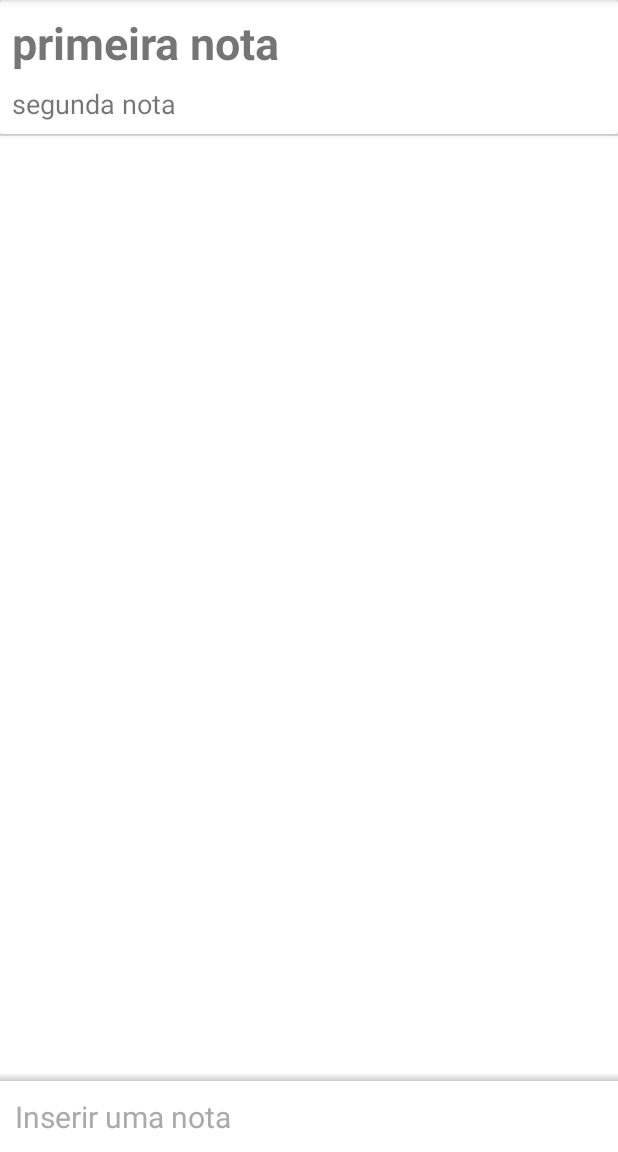
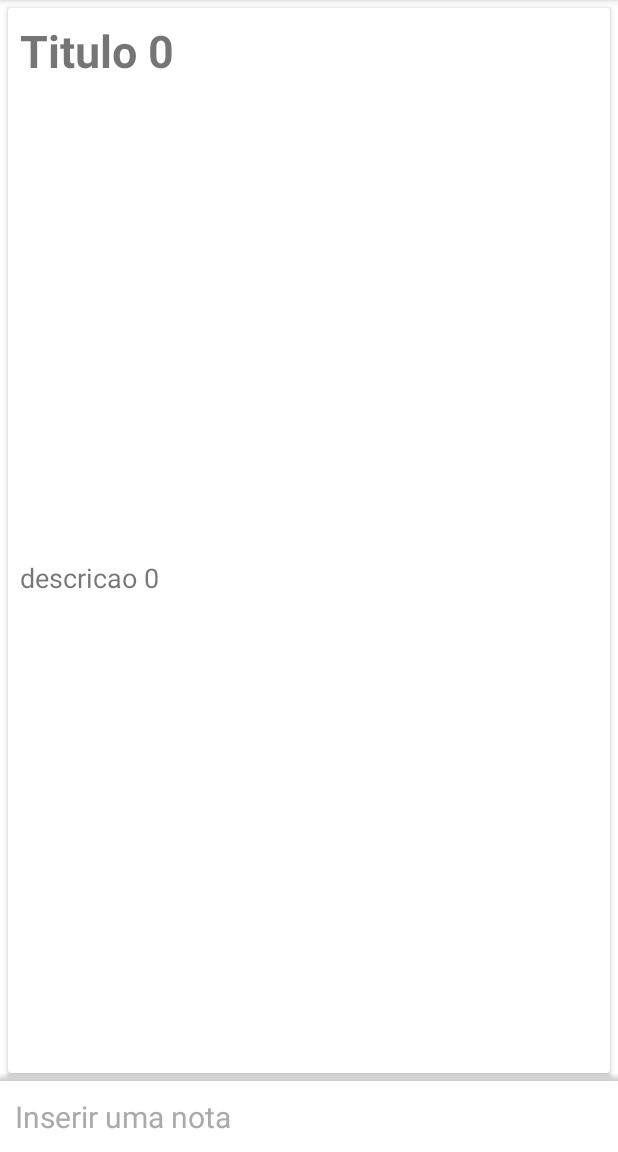
Before and after one commit to abel2901/ceepPoc, an Android app: the screen it shows after launch (ListaNotasActivity), on a phone screen of 412 x 824 dp, the part 84-1236 px from its top. Run offline under Robolectric (Android 15) with nearby library versions, the phone set to English and light mode, and no system bars.

Commit message:
Add recycler view adapter

```diff
--- a/app/build.gradle
+++ b/app/build.gradle
@@ -32,6 +32,7 @@ dependencies {
     implementation 'androidx.appcompat:appcompat:1.3.0'
     implementation 'com.google.android.material:material:1.3.0'
     implementation 'androidx.constraintlayout:constraintlayout:2.0.4'
+    implementation 'androidx.recyclerview:recyclerview:1.1.0'
     testImplementation 'junit:junit:4.+'
     androidTestImplementation 'androidx.test.ext:junit:1.1.2'
     androidTestImplementation 'androidx.test.espresso:espresso-core:3.3.0'
--- a/app/src/main/java/com/br/ceeppoc/ui/activity/ListaNotasActivity.java
+++ b/app/src/main/java/com/br/ceeppoc/ui/activity/ListaNotasActivity.java
@@ -1,13 +1,15 @@
 package com.br.ceeppoc.ui.activity;
 
+import android.os.Bundle;
+
 import androidx.appcompat.app.AppCompatActivity;
-
-import android.os.Bundle;
-import android.widget.ListView;
+import androidx.recyclerview.widget.LinearLayoutManager;
+import androidx.recyclerview.widget.RecyclerView;
 
 import com.br.ceeppoc.R;
 import com.br.ceeppoc.dao.NotaDAO;
 import com.br.ceeppoc.model.Nota;
+import com.br.ceeppoc.ui.recyclerview.adapter.ListNotasAdapter;
 import com.br.ceeppoc.ui.recyclerview.adapter.ListaNotasAdapter;
 
 import java.util.List;
@@ -19,13 +21,17 @@ public class ListaNotasActivity extends AppCompatActivity {
         super.onCreate(savedInstanceState);
         setContentView(R.layout.activity_lista_notas);
 
-        ListView listaNotas = findViewById(R.id.listView);
+        RecyclerView listaNotas = findViewById(R.id.lista_notas_recyclerview);
 
         NotaDAO dao = new NotaDAO();
-        dao.insere(new Nota("primeira nota", "segunda nota"));
+        for (int i = 0; i <= 1000; i++) {
+            dao.insere(new Nota("Titulo " + i, "descricao " + i));
+        }
 
         List<Nota> todaNotas = dao.todos();
 
-        listaNotas.setAdapter(new ListaNotasAdapter(this, todaNotas));
+        listaNotas.setAdapter(new ListNotasAdapter(this, todaNotas));
+        LinearLayoutManager layoutManager = new LinearLayoutManager(this);
+        listaNotas.setLayoutManager(layoutManager);
     }
 }
--- /dev/null
+++ b/app/src/main/java/com/br/ceeppoc/ui/recyclerview/adapter/ListNotasAdapter.java
@@ -0,0 +1,56 @@
+package com.br.ceeppoc.ui.recyclerview.adapter;
+
+import android.content.Context;
+import android.view.LayoutInflater;
+import android.view.View;
+import android.view.ViewGroup;
+import android.widget.TextView;
+
+import androidx.annotation.NonNull;
+import androidx.recyclerview.widget.RecyclerView;
+
+import com.br.ceeppoc.R;
+import com.br.ceeppoc.model.Nota;
+
+import org.w3c.dom.Text;
+
+import java.util.List;
+
+public class ListNotasAdapter extends RecyclerView.Adapter {
+
+    private final List<Nota> notas;
+    private Context context;
+
+    public ListNotasAdapter(Context context, List<Nota> notas) {
+        this.context = context;
+        this.notas = notas;
+    }
+
+    @NonNull
+    @Override
+    public RecyclerView.ViewHolder onCreateViewHolder(@NonNull ViewGroup parent, int viewType) {
+        View viewCriada = LayoutInflater.from(context).inflate(R.layout.item_nota, parent, false);
+        return new NotaViewHolder(viewCriada);
+    }
+
+    @Override
+    public void onBindViewHolder(@NonNull RecyclerView.ViewHolder holder, int position) {
+        Nota nota = notas.get(position);
+        TextView titulo = holder.itemView.findViewById(R.id.item_nota_titulo);
+        titulo.setText(nota.getTitulo());
+        TextView descricao = holder.itemView.findViewById(R.id.item_nota_descricao);
+        descricao.setText(nota.getDescricao());
+    }
+
+    @Override
+    public int getItemCount() {
+        return notas.size();
+    }
+
+    class NotaViewHolder extends RecyclerView.ViewHolder {
+
+        public NotaViewHolder(@NonNull View itemView) {
+            super(itemView);
+        }
+    }
+}
--- a/app/src/main/res/layout/activity_lista_notas.xml
+++ b/app/src/main/res/layout/activity_lista_notas.xml
@@ -6,10 +6,11 @@
     android:layout_height="match_parent"
     tools:context=".ui.activity.ListaNotasActivity">
 
-    <ListView
-        android:id="@+id/listView"
+    <androidx.recyclerview.widget.RecyclerView
+        android:id="@+id/lista_notas_recyclerview"
         android:layout_width="0dp"
         android:layout_height="0dp"
+        app:layoutManager="LinearLayoutManager"
         app:layout_constraintBottom_toTopOf="@+id/lista_notas_insere_nota"
         app:layout_constraintEnd_toEndOf="parent"
         app:layout_constraintStart_toStartOf="parent"
```
